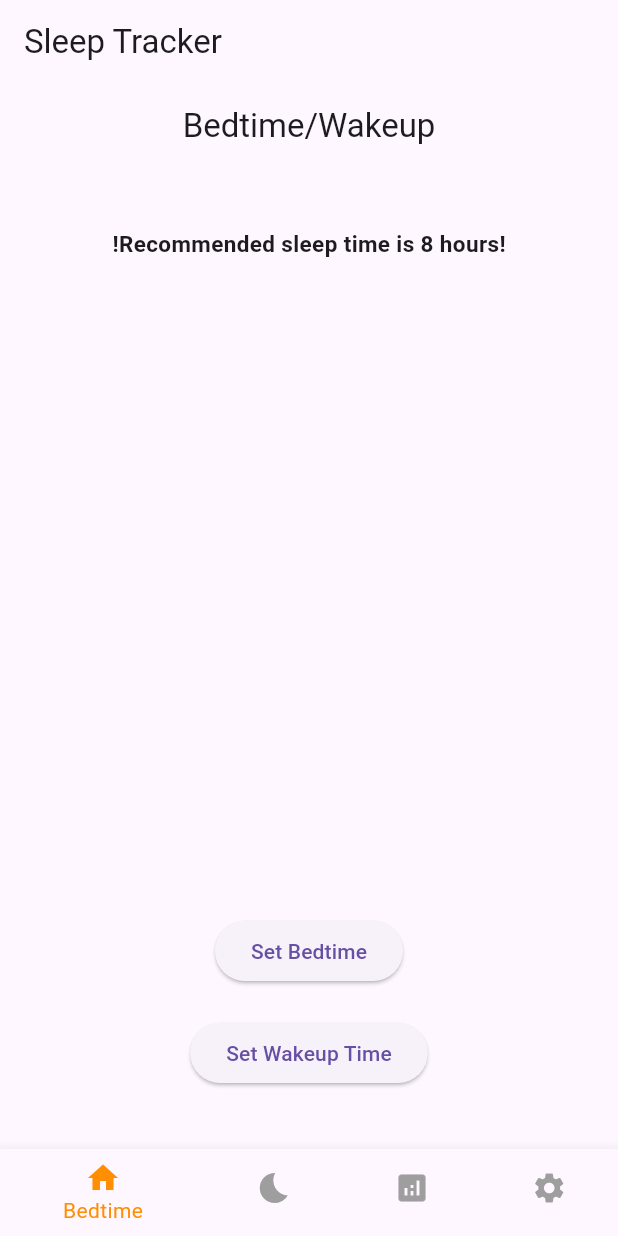
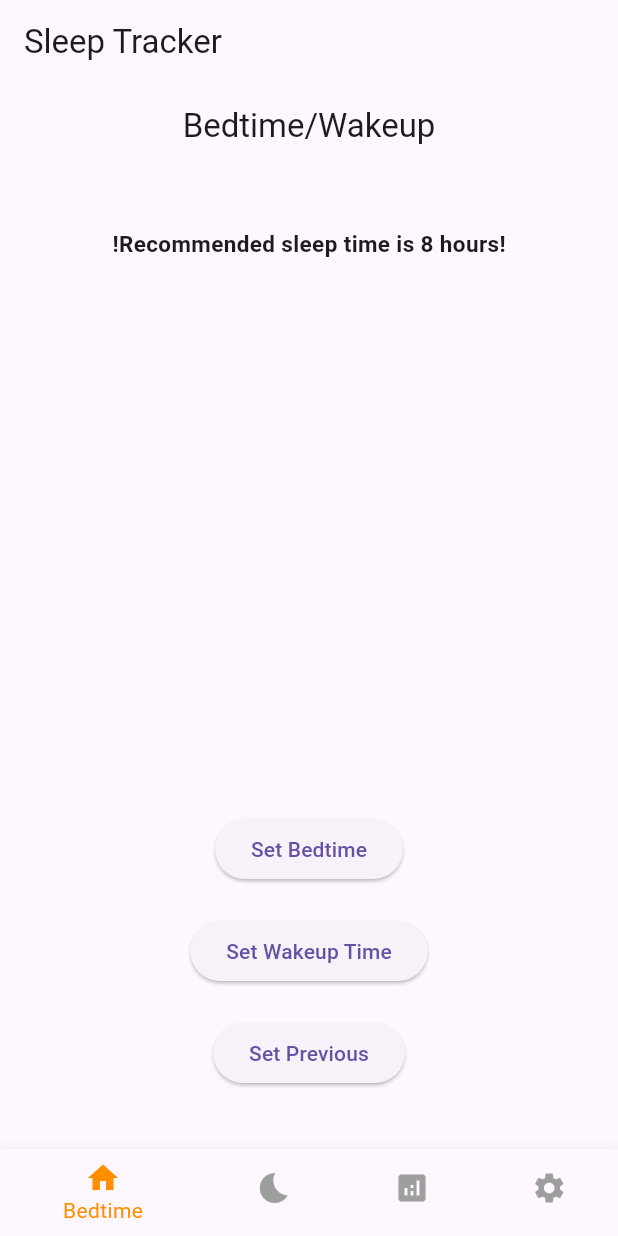
Before and after one commit to ellaMyler/Bedtime_Buddy, a Flutter app: the screen it shows after launch, on a phone screen of 412 x 824 dp. Run offline on Flutter 3.47's test engine with Material 3 defaults, Android fonts, the phone set to English and light mode, and no system bars; our stand-ins replace firebase_core, firebase_database; accounts and stored records are empty.

Commit message:
Update bedtime_page.dart
Groundwork for a set previous bedtime feature. *might complete*

```diff
--- a/lib/bedtime_page.dart
+++ b/lib/bedtime_page.dart
@@ -60,6 +60,13 @@ class _BedtimePageState extends State<BedtimePage> {
                   child: const Text('Set Wakeup Time'),
                 ),
                 const SizedBox(height: 20),
+                ElevatedButton(
+                  onPressed: () {
+                    //_setPrevious();
+                  },
+                  child: const Text('Set Previous'),
+                ),
+                const SizedBox(height: 20),
                 bedtime != null && wakeupTime != null
                     ? Column(
                     children: [
@@ -90,6 +97,18 @@ class _BedtimePageState extends State<BedtimePage> {
         ],
       ),
     );
+  }
+
+  void _setPrevious(DateTime? previousBTDay, TimeOfDay? previousBTTime, DateTime? previousWTDay, TimeOfDay? previousWTTime) {
+
+  }
+
+  DateTime? getDay(String type, String ) {
+
+  }
+
+  TimeOfDay? getTime() {
+
   }
 
   Future<void> _selectTime(bool isBedtime) async {
```
